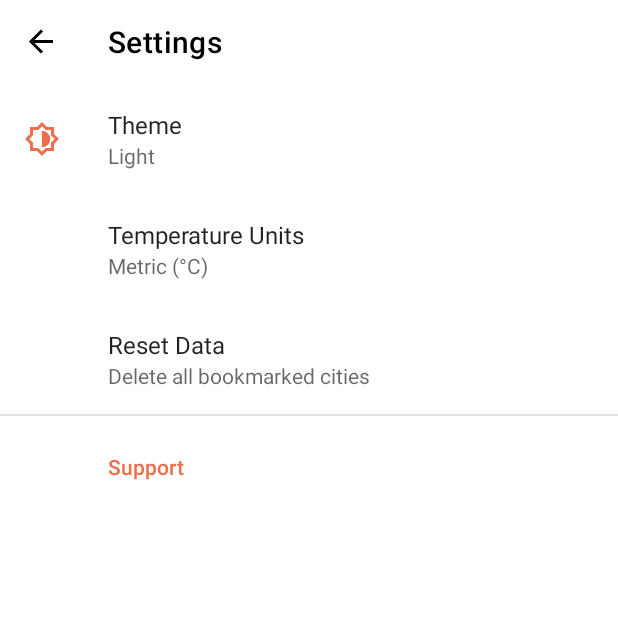
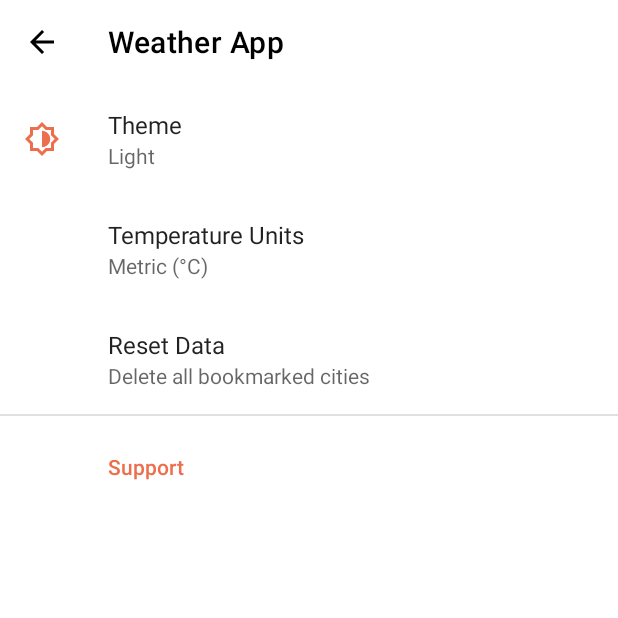
Before and after one commit to s-haji/Open-Weather-App, an Android app: the screen it shows after launch (MainActivity before the commit, SettingsActivity after it), in the options menu, after a tap on "Settings", on a phone screen of 412 x 824 dp, the top half of it. Run offline under Robolectric (Android 15) with nearby library versions, the phone set to English and light mode, and no system bars; our stand-ins replace Dagger/Hilt's generated code, Room's generated code, androidx.preference, navigation-ui; libraries missing offline, so code that uses them is left out: com.jakewharton.retrofit2; 3 statements that could not run were skipped.

Commit message:
chore: Add Settings Activity

```diff
--- a/app/src/main/AndroidManifest.xml
+++ b/app/src/main/AndroidManifest.xml
@@ -23,6 +23,11 @@
             </intent-filter>
         </activity>
 
+        <activity
+            android:name=".ui.settings.SettingsActivity"
+            android:parentActivityName=".MainActivity"
+            android:theme="@style/Weather.Day" />
+
         <meta-data
             android:name="com.google.android.geo.API_KEY"
             android:value="@string/google_maps_key" />
--- a/app/src/main/java/com/suadahaji/weatherapp/di/ActivityBuildersModule.kt
+++ b/app/src/main/java/com/suadahaji/weatherapp/di/ActivityBuildersModule.kt
@@ -1,6 +1,7 @@
 package com.suadahaji.weatherapp.di
 
 import com.suadahaji.weatherapp.MainActivity
+import com.suadahaji.weatherapp.ui.settings.SettingsActivity
 import dagger.Module
 import dagger.android.ContributesAndroidInjector
 
@@ -8,4 +9,7 @@ import dagger.android.ContributesAndroidInjector
 abstract class ActivityBuildersModule {
     @ContributesAndroidInjector(modules = [FragmentBuildersModule::class])
     abstract fun bindMainActivity(): MainActivity
+
+    @ContributesAndroidInjector()
+    abstract fun bindSettingsActivity(): SettingsActivity
 }
--- a/app/src/main/java/com/suadahaji/weatherapp/ui/citylist/CityListFragment.kt
+++ b/app/src/main/java/com/suadahaji/weatherapp/ui/citylist/CityListFragment.kt
@@ -1,5 +1,6 @@
 package com.suadahaji.weatherapp.ui.citylist
 
+import android.content.Intent
 import android.os.Bundle
 import android.view.*
 import android.widget.SearchView
@@ -16,6 +17,7 @@ import androidx.recyclerview.widget.LinearLayoutManager
 import com.suadahaji.weatherapp.R
 import com.suadahaji.weatherapp.data.models.CityModel
 import com.suadahaji.weatherapp.di.Injectable
+import com.suadahaji.weatherapp.ui.settings.SettingsActivity
 import com.suadahaji.weatherapp.util.UNITS
 import dagger.android.AndroidInjector
 import dagger.android.DispatchingAndroidInjector
@@ -149,8 +151,7 @@ class CityListFragment : Fragment(), Injectable, HasAndroidInjector,
     override fun onOptionsItemSelected(item: MenuItem): Boolean {
         return when (item.itemId) {
             R.id.settings -> {
-                Toast.makeText(activity, "Settings", Toast.LENGTH_SHORT).show()
-                findNavController().navigate(R.id.action_CityListFragment_to_settingsFragment)
+                startActivity(Intent(activity, SettingsActivity::class.java))
                 true
             }
             R.id.help -> {
--- /dev/null
+++ b/app/src/main/java/com/suadahaji/weatherapp/ui/settings/SettingsActivity.kt
@@ -0,0 +1,26 @@
+package com.suadahaji.weatherapp.ui.settings
+
+import android.os.Bundle
+import androidx.appcompat.app.AppCompatActivity
+import com.suadahaji.weatherapp.R
+import dagger.android.AndroidInjector
+import dagger.android.DispatchingAndroidInjector
+import dagger.android.HasAndroidInjector
+import kotlinx.android.synthetic.main.activity_settings.*
+import javax.inject.Inject
+
+class SettingsActivity : AppCompatActivity(), HasAndroidInjector {
+    @Inject
+    lateinit var androidInjector: DispatchingAndroidInjector<Any>
+
+    override fun onCreate(savedInstanceState: Bundle?) {
+        super.onCreate(savedInstanceState)
+        setContentView(R.layout.activity_settings)
+        setSupportActionBar(settingsToolbar)
+        supportActionBar?.setDisplayHomeAsUpEnabled(true)
+    }
+
+    override fun androidInjector(): AndroidInjector<Any> {
+        return androidInjector
+    }
+}
--- /dev/null
+++ b/app/src/main/res/layout/activity_settings.xml
@@ -0,0 +1,25 @@
+<?xml version="1.0" encoding="utf-8"?>
+<androidx.coordinatorlayout.widget.CoordinatorLayout xmlns:android="http://schemas.android.com/apk/res/android"
+    xmlns:app="http://schemas.android.com/apk/res-auto"
+    xmlns:tools="http://schemas.android.com/tools"
+    android:layout_width="match_parent"
+    android:layout_height="match_parent"
+    app:layout_behavior="@string/appbar_scrolling_view_behavior"
+    tools:context=".ui.settings.SettingsActivity">
+
+    <com.google.android.material.appbar.AppBarLayout
+        android:layout_width="match_parent"
+        android:layout_height="wrap_content"
+        app:liftOnScroll="true">
+
+        <com.google.android.material.appbar.MaterialToolbar
+            android:id="@+id/settingsToolbar"
+            style="@style/Custom.ActionBar"
+            android:layout_width="match_parent"
+            android:layout_height="?attr/actionBarSize" />
+
+    </com.google.android.material.appbar.AppBarLayout>
+
+    <include layout="@layout/content_settings" />
+
+</androidx.coordinatorlayout.widget.CoordinatorLayout>
--- /dev/null
+++ b/app/src/main/res/layout/content_settings.xml
@@ -0,0 +1,16 @@
+<?xml version="1.0" encoding="utf-8"?>
+<androidx.constraintlayout.widget.ConstraintLayout xmlns:android="http://schemas.android.com/apk/res/android"
+    xmlns:app="http://schemas.android.com/apk/res-auto"
+    android:layout_width="match_parent"
+    android:layout_height="match_parent"
+    app:layout_behavior="@string/appbar_scrolling_view_behavior">
+
+    <fragment
+        android:id="@+id/nav_settings"
+        android:name="androidx.navigation.fragment.NavHostFragment"
+        android:layout_width="match_parent"
+        android:layout_height="match_parent"
+        app:defaultNavHost="true"
+        app:navGraph="@navigation/settings_nav" />
+
+</androidx.constraintlayout.widget.ConstraintLayout>
--- a/app/src/main/res/navigation/nav_graph.xml
+++ b/app/src/main/res/navigation/nav_graph.xml
@@ -43,8 +43,4 @@
             app:destination="@id/CityDetailFragment"
             app:popUpTo="@id/CityListFragment" />
     </fragment>
-    <fragment
-        android:id="@+id/settingsFragment"
-        android:name="com.suadahaji.weatherapp.ui.settings.SettingsFragment"
-        android:label="@string/settings" />
 </navigation>
--- /dev/null
+++ b/app/src/main/res/navigation/settings_nav.xml
@@ -0,0 +1,9 @@
+<?xml version="1.0" encoding="utf-8"?>
+<navigation xmlns:android="http://schemas.android.com/apk/res/android"
+    xmlns:app="http://schemas.android.com/apk/res-auto" android:id="@+id/settings_nav"
+    app:startDestination="@id/settingsFragment">
+    <fragment
+        android:id="@+id/settingsFragment"
+        android:name="com.suadahaji.weatherapp.ui.settings.SettingsFragment"
+        android:label="SettingsFragment" />
+</navigation>
--- a/app/src/main/res/values/strings.xml
+++ b/app/src/main/res/values/strings.xml
@@ -44,4 +44,5 @@
     <string name="theme_title">Theme</string>
     <string name="unit_title">Temperature Units</string>
     <string name="unit_default">metric</string>
+    <string name="theme_default">light</string>
 </resources>
--- a/app/src/main/res/xml/root_preferences.xml
+++ b/app/src/main/res/xml/root_preferences.xml
@@ -2,11 +2,11 @@
 
     <PreferenceCategory>
         <ListPreference
-            app:defaultValue="light"
+            app:defaultValue="@string/theme_default"
             app:entries="@array/theme_entries"
             app:entryValues="@array/theme_values"
+            app:icon="@drawable/ic_theme"
             app:key="theme"
-            app:icon="@drawable/ic_theme"
             app:title="@string/theme_title"
             app:useSimpleSummaryProvider="true" />
 
```
